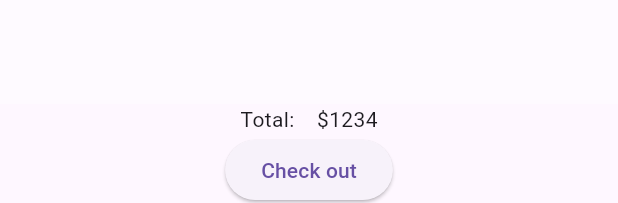
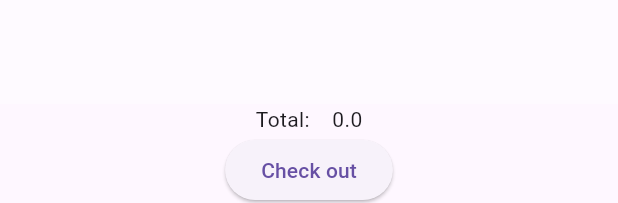
Before and after one commit to robajo1/demo-shopping-cart, a Flutter app: the Cartpage widget shown alone on an empty page, opened directly, on a phone screen of 412 x 824 dp. Shown: the part 1030-1233 px from the top of the screen. Run offline on Flutter 3.47's test engine with Material 3 defaults, Android fonts, the phone set to English and light mode, and no system bars; our stand-ins replace flutter_screenutil; missing offline and left inert: dart:ffi; network calls fail.

Commit message:
removing item from card and showing total price are done

```diff
--- a/lib/pages/cartPage.dart
+++ b/lib/pages/cartPage.dart
@@ -1,5 +1,6 @@
+import 'dart:ffi';
+
 import 'package:flutter/material.dart';
-import 'package:flutter/widgets.dart';
 import 'package:flutter_screenutil/flutter_screenutil.dart';
 import 'package:provider/provider.dart';
 import 'package:shopping_cart/provider/cartprovider.dart';
@@ -52,7 +53,12 @@ class _CartpageState extends State<Cartpage> {
             padding: EdgeInsets.only(right: 15.w),
             child: IconButton(
               color: const Color.fromARGB(180, 233, 239, 148),
-              onPressed: () {},
+              onPressed: () {
+                setState(() {
+                  Provider.of<Cartprovider>(context, listen: false)
+                      .remove(context.read<Cartprovider>().cart[index]);
+                });
+              },
               icon: const Icon(
                 Icons.cancel,
                 size: 30,
@@ -82,17 +88,25 @@ class _CartpageState extends State<Cartpage> {
         ),
         Wrap(
           children: [
-            Text("Total:    "),
+            const Text("Total:    "),
             Container(
-              child: Text("\$1234"),
+              child: Text(totalprice().toString()),
             )
           ],
         ),
         ElevatedButton(
           onPressed: () {},
-          child: Text("Check out"),
+          child: const Text("Check out"),
         )
       ],
     );
   }
+
+  double totalprice() {
+    double total = 0.0;
+    for (int i = 0; i < context.read<Cartprovider>().size(); i++) {
+      total += context.read<Cartprovider>().cart[i].price;
+    }
+    return total;
+  }
 }
```
